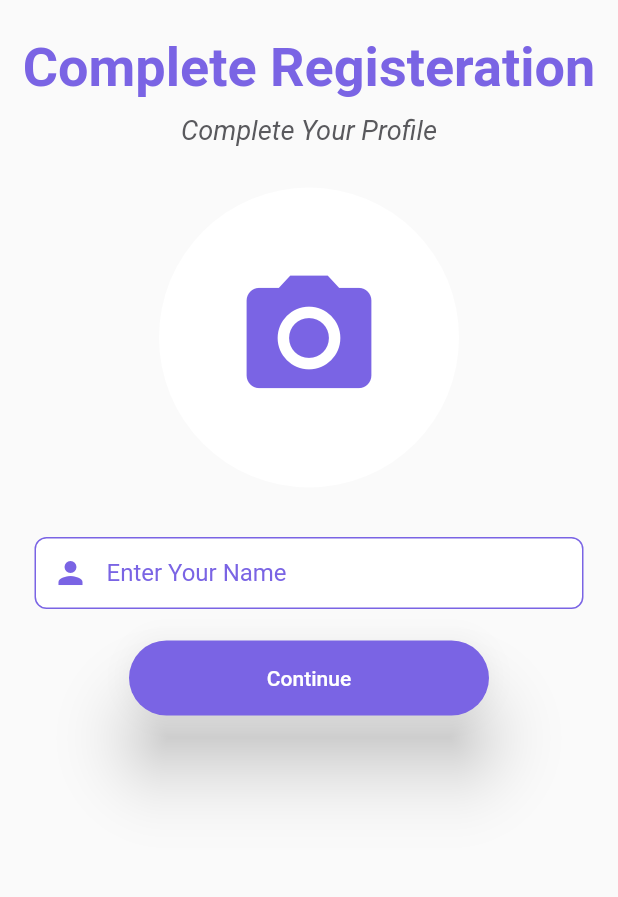
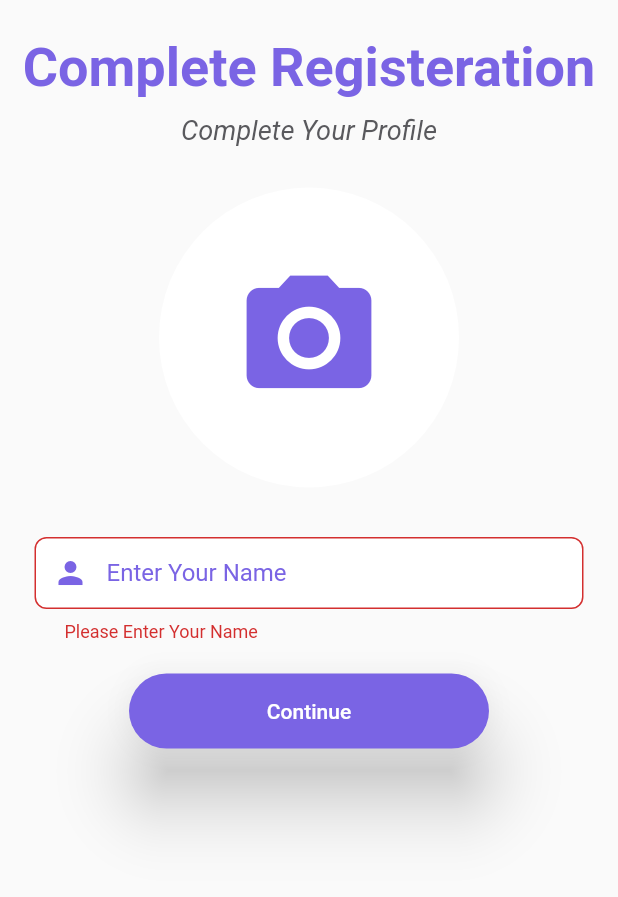
Before and after one commit to rks369/swastha_health_app, a Flutter app: the UserDetail screen opened directly, after a tap on "Continue", on a phone screen of 412 x 824 dp, the part 261-1158 px from its top. Run offline on Flutter 3.47's test engine with Material 2 defaults, Android fonts, the phone set to English and light mode, and no system bars; our stand-ins replace cloud_firestore, firebase_auth, firebase_core, firebase_storage, flutter_advanced_drawer, flutter_bloc and 5 more; accounts and stored records are empty; network calls fail.

Commit message:
Minor Changes

```diff
--- a/lib/screens/authentication/register.dart
+++ b/lib/screens/authentication/register.dart
@@ -4,7 +4,6 @@ import 'package:swastha/Bloc/auth_cubit.dart';
 import 'package:swastha/screens/authentication/bmi_reg.dart';
 import 'package:swastha/screens/authentication/verify_otp.dart';
 import 'package:swastha/screens/home.dart';
-import 'package:swastha/screens/home/physical_health.dart';
 import 'package:swastha/services/change_screen.dart';
 import 'package:swastha/utils/styles.dart';
 import 'package:swastha/widgets/circular_login_component.dart';
--- a/lib/screens/authentication/user_detail.dart
+++ b/lib/screens/authentication/user_detail.dart
@@ -19,6 +19,8 @@ class UserDetail extends StatefulWidget {
 
 class _UserDetailState extends State<UserDetail> {
   final TextEditingController name = TextEditingController();
+  final GlobalKey<FormState> formKey = GlobalKey<FormState>();
+
   File? image;
   AndroidUiSettings androidUiSettingsLocked() => AndroidUiSettings(
         toolbarTitle: 'Crop Image',
@@ -99,13 +101,24 @@ class _UserDetailState extends State<UserDetail> {
                 const SizedBox(
                   height: 28,
                 ),
-                Padding(
+                Form(
+                  key: formKey,
+                  child: Padding(
                     padding: const EdgeInsets.symmetric(
                         vertical: 5.0, horizontal: 15.0),
                     child: TextFormField(
                       controller: name,
                       keyboardType: TextInputType.name,
                       onChanged: (value) {},
+                      validator: (value) {
+                        if (value!.isEmpty) {
+                          return 'Please Enter Your Name';
+                        }
+                        if (value.length < 3) {
+                          return 'Phone Number Should be 3 Letter';
+                        }
+                        return null;
+                      },
                       decoration: kTextFieldDecoration.copyWith(
                           prefixIcon: const Icon(
                             Icons.person,
@@ -115,10 +128,12 @@ class _UserDetailState extends State<UserDetail> {
                           labelText: 'Enter Your Name'),
                     ),
                   ),
+                ),
                 RoundedButton(
                     title: 'Continue',
                     colour: kPrimaryColor,
                     onPressed: () async {
+                      if (formKey.currentState!.validate()) {
                         if (image != null) {
                           showProgressDialog(context);
                           final auth = FirebaseAuth.instance.currentUser;
@@ -132,6 +147,13 @@ class _UserDetailState extends State<UserDetail> {
                               await displayPicture.ref.getDownloadURL();
                           changeScreen(context,
                               BMIReg(name: name.text, profileURL: downloadURL));
+                        } else {
+                          ScaffoldMessenger.of(context).showSnackBar(
+                            const SnackBar(
+                              content: Text('Please Select Profile Picutre'),
+                            ),
+                          );
+                        }
                       }
                     }),
               ],
--- a/lib/screens/authentication/verify_otp.dart
+++ b/lib/screens/authentication/verify_otp.dart
@@ -2,7 +2,6 @@ import 'package:flutter/material.dart';
 import 'package:flutter_bloc/flutter_bloc.dart';
 import 'package:swastha/Bloc/auth_cubit.dart';
 import 'package:swastha/screens/home.dart';
-import 'package:swastha/screens/home/physical_health.dart';
 import 'package:swastha/screens/authentication/user_detail.dart';
 import 'package:swastha/services/change_screen.dart';
 import 'package:swastha/utils/styles.dart';
--- a/lib/screens/home/physical_health.dart
+++ b/lib/screens/home/physical_health.dart
@@ -14,8 +14,8 @@ class PhysicalHealth extends StatelessWidget {
   @override
   Widget build(BuildContext context) {
     final blocProvider = BlocProvider.of<AuthCubit>(context);
-    double _taken = blocProvider.waterModel.takenwater;
-    _taken = _taken / 1000;
+    double taken = blocProvider.waterModel.takenwater;
+    taken = taken / 1000;
     return Container(
       decoration: const BoxDecoration(color: kPrimaryColor),
       child: SafeArea(
@@ -84,7 +84,7 @@ class PhysicalHealth extends StatelessWidget {
                                     ),
                                     pointers: <GaugePointer>[
                                       RangePointer(
-                                        value: _taken + 0.0,
+                                        value: taken + 0.0,
                                         cornerStyle: CornerStyle.bothCurve,
                                         width: 0.1,
                                         sizeUnit: GaugeSizeUnit.factor,
--- a/lib/widgets/card.dart
+++ b/lib/widgets/card.dart
@@ -16,12 +16,12 @@ class UserCard extends StatelessWidget {
     return GestureDetector(
       onTap: onPress,
       child: Container(
-        child: cardChild,
         margin: const EdgeInsets.all(15.0),
         decoration: BoxDecoration(
           color: colour,
           borderRadius: BorderRadius.circular(10.0),
         ),
+        child: cardChild,
       ),
     );
   }
```
Also changed, not shown: lib/screens/authentication/bmi_reg.dart (+4 -5 lines), lib/screens/home.dart (+40 -40 lines), lib/screens/side_drawer/bmi_calculator.dart (+4 -4 lines), lib/screens/side_drawer/my_account.dart (+4 -4 lines), lib/screens/side_drawer/privacy_policy.dart (+4 -4 lines), lib/screens/side_drawer/term_and_condition.dart (+4 -4 lines), lib/widgets/circle_button.dart (+4 -4 lines). Lines whose indentation alone changed are shown as unchanged.
